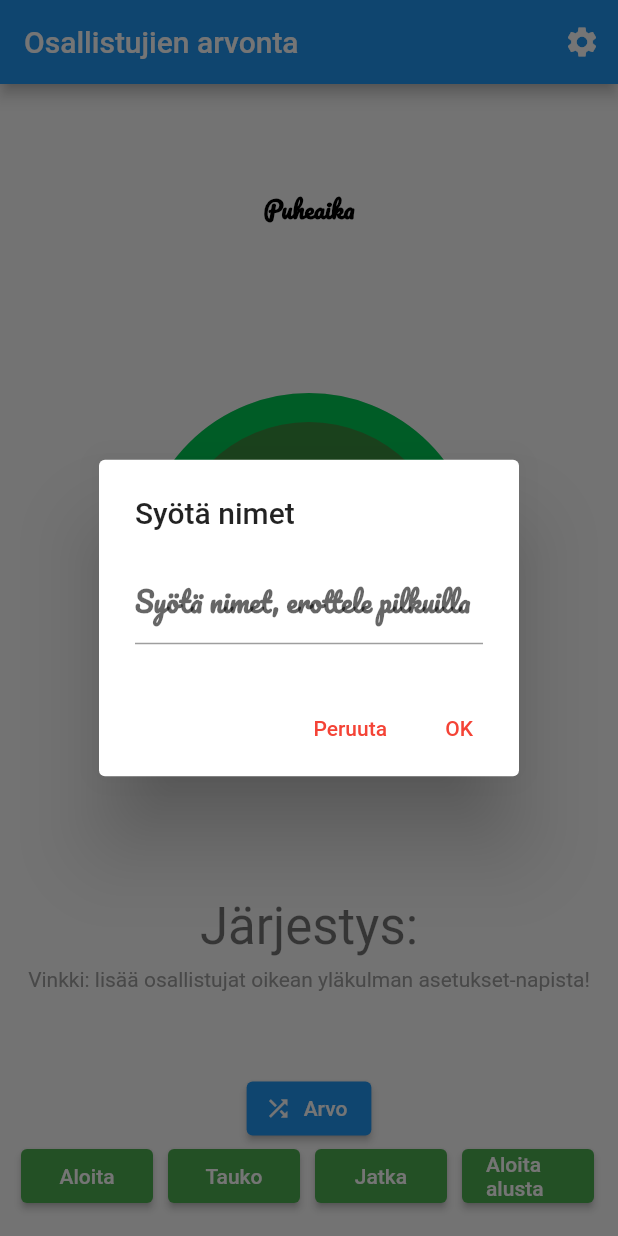
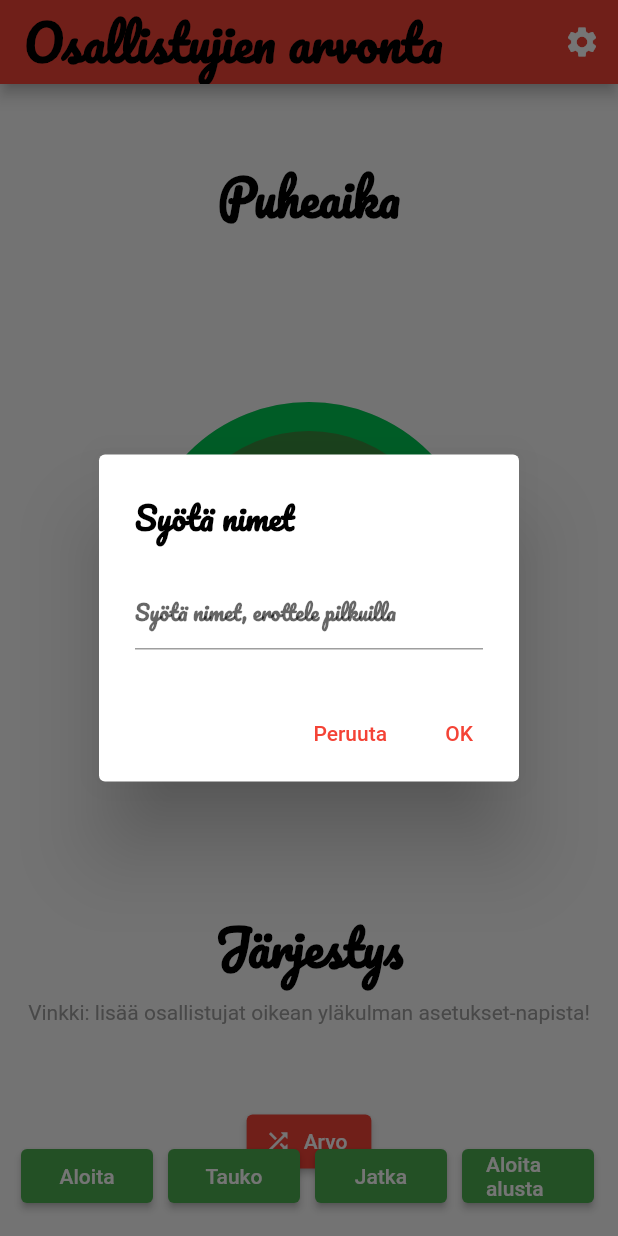
Before and after one commit to areee/flutter_participants_lottery, a Flutter app: the screen it shows after launch, after a tap on the "settings" icon, on a phone screen of 412 x 824 dp. Run offline on Flutter 3.47's test engine with Material 2 defaults, Android fonts, the phone set to English and light mode, and no system bars; drawn by our look-alikes of circular_countdown_timer; our stand-ins replace google_fonts, shared_preferences; missing offline and left inert: emoji_alert.

Commit message:
Update text styles to use fpl_theme

```diff
--- a/lib/home_page.dart
+++ b/lib/home_page.dart
@@ -64,18 +64,20 @@ class _HomePageState extends State<HomePage> {
   void _timeIsUp() {
     // _playTimeIsUpSound(); // Do not use for now (to support also Windows desktop)
 
+    print('Time\'s Up');
+
     EmojiAlert(
         emojiType: EMOJI_TYPE.WINK,
         background: Theme.of(context).colorScheme.secondary,
         enableMainButton: true,
         mainButtonText: Text('Sulje'),
-        mainButtonColor: Theme.of(context).primaryColor,
+        mainButtonColor: Theme.of(context).colorScheme.primary,
         onMainButtonPressed: () {
           Navigator.pop(context);
         },
         description: Column(
           children: [
-            Text('Aika loppui', style: TextStyle(fontWeight: FontWeight.bold)),
+            Text('Aika loppui', style: Theme.of(context).textTheme.headline2),
           ],
         )).displayAlert(context);
   }
@@ -97,13 +99,17 @@ class _HomePageState extends State<HomePage> {
         context: context,
         builder: (context) {
           return AlertDialog(
-            title: Text('Syötä nimet'),
+            title: Text(
+              'Syötä nimet',
+              style: Theme.of(context).textTheme.headline2,
+            ),
             content: TextField(
               controller: _textEditingController
                 ..text = stringHelper
                     .listIntoCommaSeparatedString(_participantNamesInList),
               decoration:
                   InputDecoration(hintText: "Syötä nimet, erottele pilkuilla"),
+              style: Theme.of(context).textTheme.bodyText1,
             ),
             actions: <Widget>[
               TextButton(
@@ -145,8 +151,11 @@ class _HomePageState extends State<HomePage> {
   Widget build(BuildContext context) {
     return Scaffold(
       appBar: AppBar(
-        backgroundColor: Theme.of(context).primaryColor,
-        title: Text(widget.title),
+        backgroundColor: Theme.of(context).colorScheme.primary,
+        title: Text(
+          widget.title,
+          style: Theme.of(context).textTheme.headline1,
+        ),
         actions: [
           IconButton(
             onPressed: () {
@@ -165,7 +174,7 @@ class _HomePageState extends State<HomePage> {
               padding: const EdgeInsets.all(8.0),
               child: Text(
                 'Puheaika',
-                style: Theme.of(context).textTheme.headline3,
+                style: Theme.of(context).textTheme.headline1,
               ),
             ),
             Padding(
@@ -204,8 +213,8 @@ class _HomePageState extends State<HomePage> {
             Padding(
               padding: const EdgeInsets.all(8.0),
               child: Text(
-                'Järjestys:',
-                style: Theme.of(context).textTheme.headline4,
+                'Järjestys',
+                style: Theme.of(context).textTheme.headline1,
               ),
             ),
             Container(
@@ -233,7 +242,7 @@ class _HomePageState extends State<HomePage> {
               ),
               label: Text("Arvo"),
               style: ElevatedButton.styleFrom(
-                  primary: Theme.of(context).primaryColor),
+                  primary: Theme.of(context).colorScheme.primary),
             ),
           ],
         ),
```
